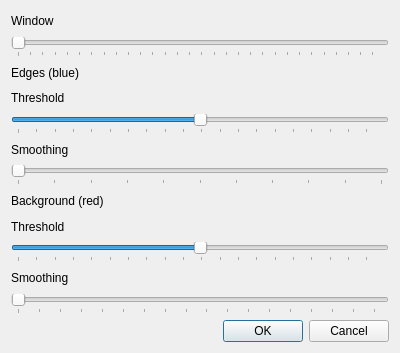
Old version of the form views/threshold.ui in the repository tmramalho/bigCellBrotherGUI.
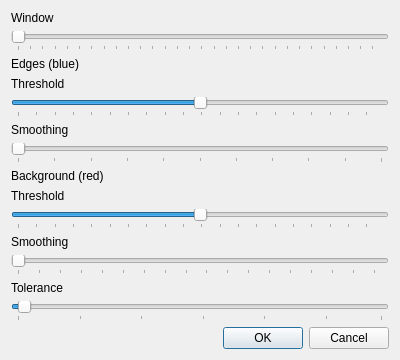
New version of the form.

Patch:
```diff
--- a/views/threshold.ui
+++ b/views/threshold.ui
@@ -154,6 +154,32 @@
        </property>
       </widget>
      </item>
+     <item>
+      <widget class="QLabel" name="label_4">
+       <property name="text">
+        <string>Tolerance</string>
+       </property>
+      </widget>
+     </item>
+     <item>
+      <widget class="QSlider" name="thThresholdSlider">
+       <property name="minimum">
+        <number>1</number>
+       </property>
+       <property name="maximum">
+        <number>60</number>
+       </property>
+       <property name="value">
+        <number>2</number>
+       </property>
+       <property name="orientation">
+        <enum>Qt::Horizontal</enum>
+       </property>
+       <property name="tickPosition">
+        <enum>QSlider::TicksBelow</enum>
+       </property>
+      </widget>
+     </item>
     </layout>
    </item>
    <item row="1" column="0">
```
